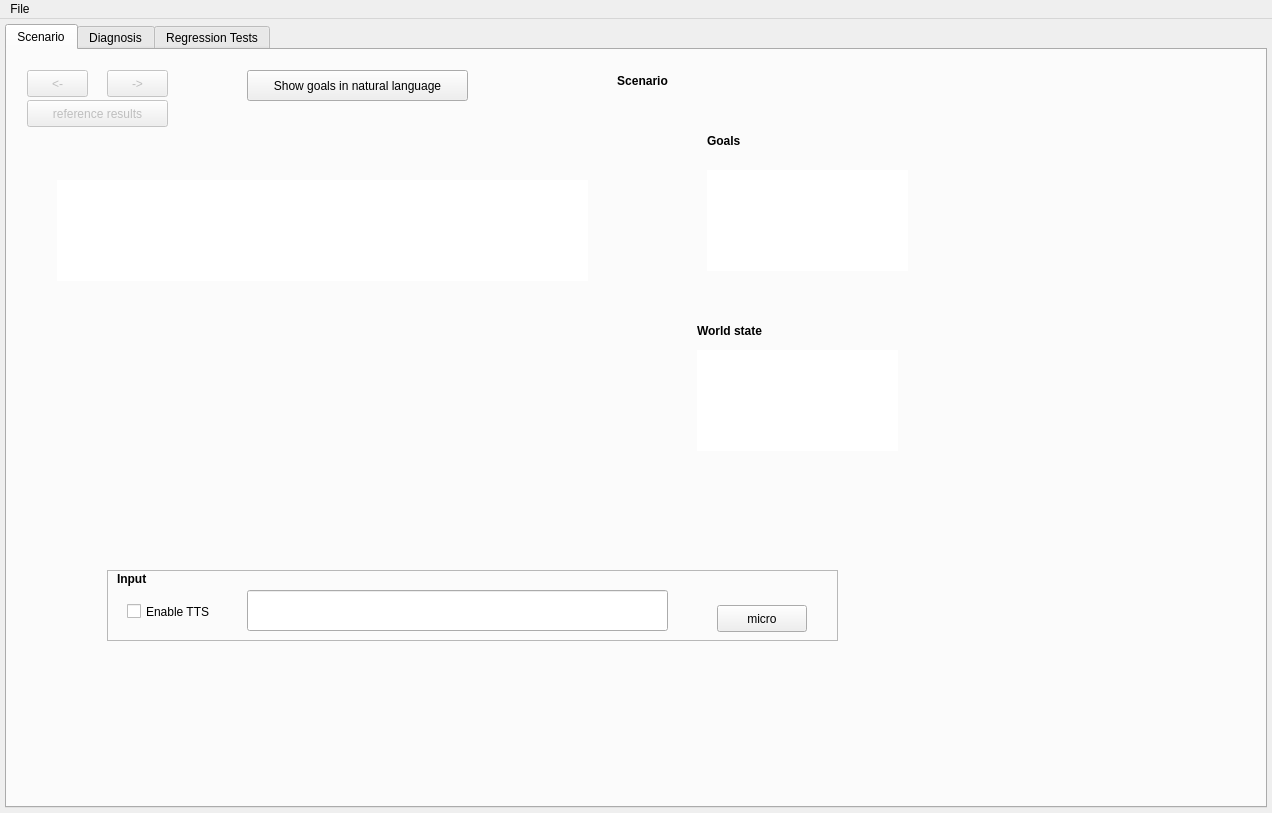
Above: voicebotgui/src/mainwindow.ui from carloacu/onsem-with-contextualplanner-tests before the change. Below: the same form after it.
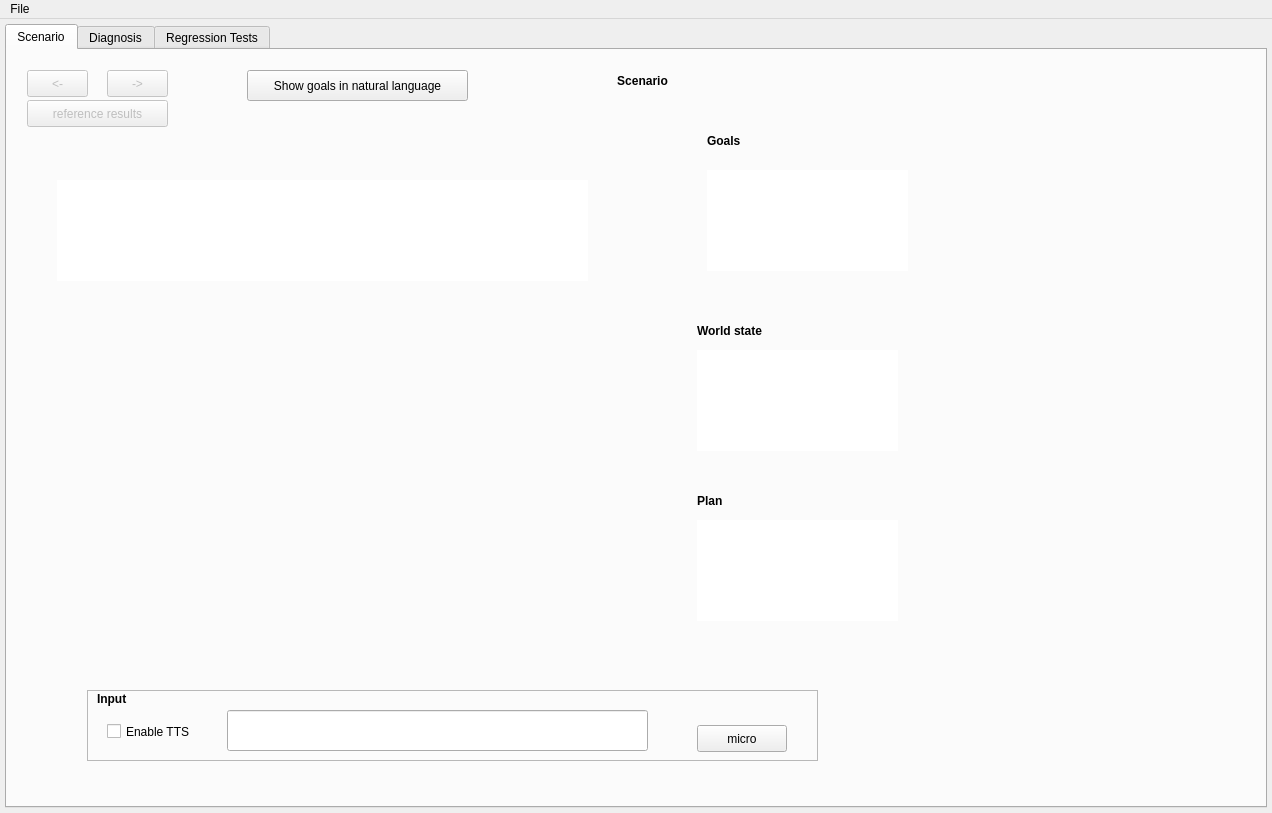
That is the form after the change.

Commit message: Update contextual planner and print plan in gui

Patch:
```diff
--- a/voicebotgui/src/mainwindow.ui
+++ b/voicebotgui/src/mainwindow.ui
@@ -45,8 +45,8 @@
        <widget class="QFrame" name="frame_history_asr">
         <property name="geometry">
          <rect>
-          <x>100</x>
-          <y>520</y>
+          <x>80</x>
+          <y>640</y>
           <width>731</width>
           <height>71</height>
          </rect>
@@ -351,6 +351,61 @@
          <string>Show goals in natural language</string>
         </property>
        </widget>
+       <widget class="QLabel" name="label_plan">
+        <property name="geometry">
+         <rect>
+          <x>690</x>
+          <y>440</y>
+          <width>191</width>
+          <height>21</height>
+         </rect>
+        </property>
+        <property name="font">
+         <font>
+          <bold>true</bold>
+         </font>
+        </property>
+        <property name="text">
+         <string>Plan</string>
+        </property>
+        <property name="alignment">
+         <set>Qt::AlignLeading|Qt::AlignLeft|Qt::AlignVCenter</set>
+        </property>
+       </widget>
+       <widget class="QTextBrowser" name="textBrowser_plan">
+        <property name="geometry">
+         <rect>
+          <x>690</x>
+          <y>470</y>
+          <width>201</width>
+          <height>101</height>
+         </rect>
+        </property>
+        <property name="font">
+         <font>
+          <pointsize>10</pointsize>
+         </font>
+        </property>
+        <property name="cursor" stdset="0">
+         <cursorShape>ArrowCursor</cursorShape>
+        </property>
+        <property name="autoFillBackground">
+         <bool>false</bool>
+        </property>
+        <property name="frameShape">
+         <enum>QFrame::NoFrame</enum>
+        </property>
+        <property name="html">
+         <string>&lt;!DOCTYPE HTML PUBLIC &quot;-//W3C//DTD HTML 4.0//EN&quot; &quot;http://www.w3.org/TR/REC-html40/strict.dtd&quot;&gt;
+&lt;html&gt;&lt;head&gt;&lt;meta name=&quot;qrichtext&quot; content=&quot;1&quot; /&gt;&lt;meta charset=&quot;utf-8&quot; /&gt;&lt;style type=&quot;text/css&quot;&gt;
+p, li { white-space: pre-wrap; }
+&lt;/style&gt;&lt;/head&gt;&lt;body style=&quot; font-family:'Sans Serif'; font-size:10pt; font-weight:400; font-style:normal;&quot;&gt;
+&lt;p style=&quot;-qt-paragraph-type:empty; margin-top:0px; margin-bottom:0px; margin-left:0px; margin-right:0px; -qt-block-indent:0; text-indent:0px; font-family:'DejaVu Sans Mono';&quot;&gt;&lt;br /&gt;&lt;/p&gt;&lt;/body&gt;&lt;/html&gt;</string>
+        </property>
+        <property name="textInteractionFlags">
+         <set>Qt::LinksAccessibleByKeyboard|Qt::LinksAccessibleByMouse|Qt::TextBrowserInteraction|Qt::TextSelectableByKeyboard|Qt::TextSelectableByMouse</set>
+        </property>
+       </widget>
       </widget>
       <widget class="QWidget" name="tab_chatdiagnosis">
        <attribute name="title">
```
Left out of the diff: 10 changed lines with no effect on the pictures. The commit also changes 3 other files.
